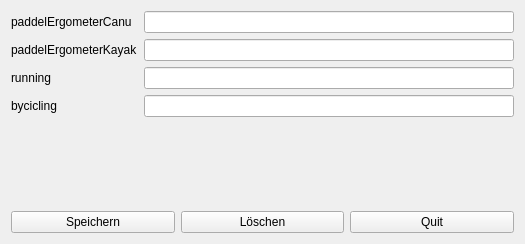
The window that cardio/cardiodialog.ui (pmgyambol/rowingclub) describes before a commit, drawn with Qt 5.
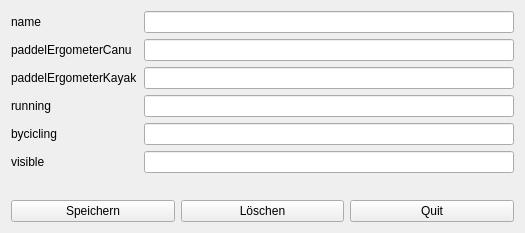
The same window after the commit.

Patch:
```diff
--- a/cardio/cardiodialog.ui
+++ b/cardio/cardiodialog.ui
@@ -7,7 +7,7 @@
     <x>0</x>
     <y>0</y>
     <width>525</width>
-    <height>244</height>
+    <height>233</height>
    </rect>
   </property>
   <property name="windowTitle">
@@ -16,46 +16,66 @@
   <layout class="QVBoxLayout" name="verticalLayout">
    <item>
     <layout class="QFormLayout" name="formLayout">
-     <item row="0" column="0">
+     <item row="1" column="0">
       <widget class="QLabel" name="paddelErgometerCanuLabel">
        <property name="text">
         <string>paddelErgometerCanu</string>
        </property>
       </widget>
      </item>
-     <item row="0" column="1">
+     <item row="1" column="1">
       <widget class="QLineEdit" name="paddelErgometerCanuLineEdit"/>
      </item>
-     <item row="1" column="0">
+     <item row="2" column="0">
       <widget class="QLabel" name="paddelErgometerKayakLabel">
        <property name="text">
         <string>paddelErgometerKayak</string>
        </property>
       </widget>
      </item>
-     <item row="2" column="0">
+     <item row="3" column="0">
       <widget class="QLabel" name="runningLabel">
        <property name="text">
         <string>running</string>
        </property>
       </widget>
      </item>
-     <item row="3" column="0">
+     <item row="4" column="0">
       <widget class="QLabel" name="byciclingLabel">
        <property name="text">
         <string>bycicling</string>
        </property>
       </widget>
      </item>
-     <item row="1" column="1">
-      <widget class="QLineEdit" name="paddelErgometerKayakLineEdit"/>
-     </item>
      <item row="2" column="1">
-      <widget class="QLineEdit" name="runningLineEdit"/>
+      <widget class="QLineEdit" name="paddelErgometerKayakLineEdit"/>
      </item>
      <item row="3" column="1">
+      <widget class="QLineEdit" name="runningLineEdit"/>
+     </item>
+     <item row="4" column="1">
       <widget class="QLineEdit" name="byciclingLineEdit"/>
      </item>
+     <item row="0" column="1">
+      <widget class="QLineEdit" name="nameLineEdit"/>
+     </item>
+     <item row="5" column="1">
+      <widget class="QLineEdit" name="visibilityLineEdit"/>
+     </item>
+     <item row="5" column="0">
+      <widget class="QLabel" name="visibilityLabel">
+       <property name="text">
+        <string>visible</string>
+       </property>
+      </widget>
+     </item>
+     <item row="0" column="0">
+      <widget class="QLabel" name="nameLabel">
+       <property name="text">
+        <string>name</string>
+       </property>
+      </widget>
+     </item>
     </layout>
    </item>
    <item>
```
